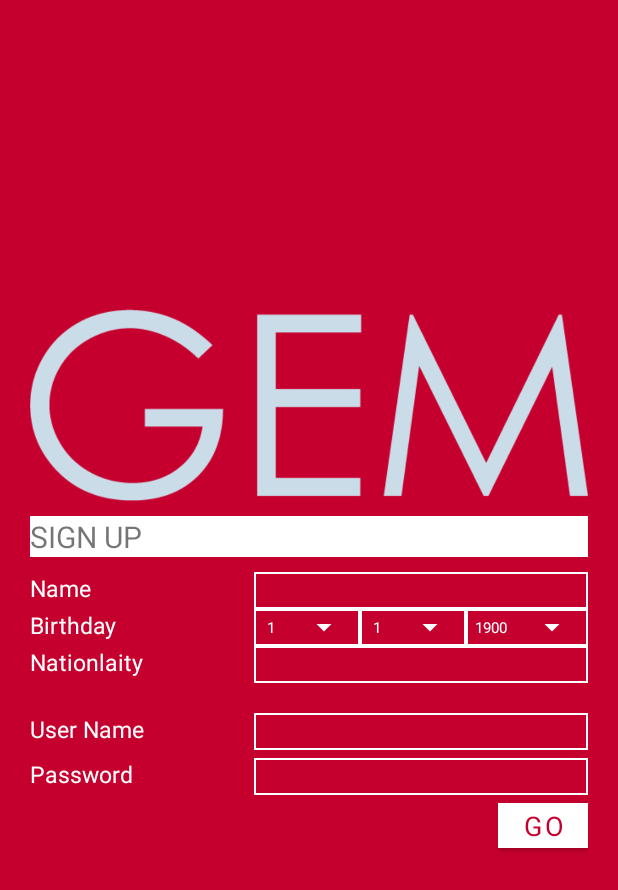
After one commit to a7md3bdelfatta7/GEM, an Android app: the RegisterationActivity screen opened directly, with no data from a screen before it, on a phone screen of 412 x 824 dp. The commit adds this screen. Shown: the top 890 px of the screen. Run offline under Robolectric (Android 15) with nearby library versions, the phone set to English and light mode, and no system bars; 1 statement that could not run was skipped.

Commit message:
sign in and sign up activities

```diff
--- a/app/src/main/java/brainwaves/gem/ChooseLangActivity.java
+++ b/app/src/main/java/brainwaves/gem/ChooseLangActivity.java
@@ -1,6 +1,7 @@
 package brainwaves.gem;
 
 import android.content.Intent;
+import android.graphics.Typeface;
 import android.support.v7.app.AppCompatActivity;
 import android.os.Bundle;
 import android.view.View;
@@ -20,6 +21,7 @@ public class ChooseLangActivity extends AppCompatActivity implements AdapterView
                 WindowManager.LayoutParams.FLAG_FULLSCREEN);
 
         setContentView(R.layout.choose_lang);
+        Typeface custom_font = Typeface.createFromAsset(getAssets(),  "fonts/gothicb0_bold.ttf");
 
         Spinner spinner = (Spinner) findViewById(R.id.lang_spinner);
 
@@ -33,6 +35,8 @@ public class ChooseLangActivity extends AppCompatActivity implements AdapterView
         spinner.setOnItemSelectedListener(this);
 
         Button nextButton=(Button)findViewById(R.id.nextButton);
+        nextButton.setTypeface(custom_font);
+
         nextButton.setOnClickListener(new View.OnClickListener() {
             @Override
             public void onClick(View view) {
--- /dev/null
+++ b/app/src/main/java/brainwaves/gem/RegisterationActivity.java
@@ -0,0 +1,67 @@
+package brainwaves.gem;
+
+import android.graphics.Typeface;
+import java.util.Calendar;
+import android.os.Build;
+import android.support.annotation.RequiresApi;
+import android.support.v7.app.AppCompatActivity;
+import android.os.Bundle;
+import android.view.View;
+import android.view.WindowManager;
+import android.widget.AdapterView;
+import android.widget.ArrayAdapter;
+import android.widget.Button;
+import android.widget.Spinner;
+
+import java.util.ArrayList;
+
+public class RegisterationActivity extends AppCompatActivity {
+
+    @RequiresApi(api = Build.VERSION_CODES.N)
+    @Override
+    protected void onCreate(Bundle savedInstanceState) {
+        super.onCreate(savedInstanceState);
+        getWindow().setFlags(WindowManager.LayoutParams.FLAG_FULLSCREEN,
+                WindowManager.LayoutParams.FLAG_FULLSCREEN);
+        setContentView(R.layout.activity_registeration);
+
+        Typeface custom_font = Typeface.createFromAsset(getAssets(),  "fonts/gothicb0_bold.ttf");
+
+        Button signUpButton=(Button)findViewById(R.id.signup_button);
+        signUpButton.setTypeface(custom_font);
+
+        ArrayList<String> years = new ArrayList<String>();
+        int thisYear = Calendar.getInstance().get(Calendar.YEAR);
+        for (int i = 1900; i <= thisYear; i++) {
+            years.add(Integer.toString(i));
+        }
+        ArrayAdapter<String> adapter = new ArrayAdapter<String>(this, R.layout.spinner_item, years);
+        Spinner spinYear = (Spinner)findViewById(R.id.year_spinner);
+        spinYear.setAdapter(adapter);
+
+        ArrayList<String> months = new ArrayList<String>();
+        for (int i = 1; i <= 12; i++) {
+            months.add(Integer.toString(i));
+        }
+        ArrayAdapter<String> monthsAdapter = new ArrayAdapter<String>(this, R.layout.spinner_item, months);
+        Spinner monthSpinner = (Spinner)findViewById(R.id.month_spinner);
+        monthSpinner.setAdapter(monthsAdapter);
+
+        ArrayList<String> days = new ArrayList<String>();
+        for (int i = 1; i <= 31; i++) {
+            days.add(Integer.toString(i));
+        }
+        ArrayAdapter<String> daysAdapter = new ArrayAdapter<String>(this, R.layout.spinner_item, days);
+        Spinner daySpinner = (Spinner)findViewById(R.id.day_spinner);
+        daySpinner.setAdapter(daysAdapter);
+
+
+
+
+
+
+
+    }
+
+
+}
--- /dev/null
+++ b/app/src/main/res/drawable/edittext_bg.xml
@@ -0,0 +1,13 @@
+<?xml version="1.0" encoding="utf-8"?>
+<layer-list xmlns:android="http://schemas.android.com/apk/res/android">
+    <item>
+        <shape android:shape="rectangle">
+            <!-- Draw a 2dp width border around shape -->
+            <stroke
+                android:color="@android:color/white"
+                android:width="1dp"
+                />
+        </shape>
+    </item>
+
+</layer-list>
--- /dev/null
+++ b/app/src/main/res/layout/activity_registeration.xml
@@ -0,0 +1,321 @@
+<?xml version="1.0" encoding="utf-8"?>
+<LinearLayout xmlns:android="http://schemas.android.com/apk/res/android"
+    xmlns:tools="http://schemas.android.com/tools"
+    xmlns:app="http://schemas.android.com/apk/res-auto"
+    android:id="@+id/activity_login"
+    android:layout_width="match_parent"
+    android:layout_height="match_parent"
+    android:background="@color/defaultColor"
+    android:paddingBottom="@dimen/activity_vertical_margin"
+    android:paddingLeft="@dimen/choose_lang_activity_horizontal_margin"
+    android:paddingRight="@dimen/choose_lang_activity_horizontal_margin"
+    android:paddingTop="@dimen/activity_vertical_margin"
+    android:orientation="vertical"
+    tools:context="brainwaves.gem.LoginActivity"
+    android:gravity="center">
+
+
+    <ImageView
+        android:layout_width="match_parent"
+        android:layout_height="wrap_content"
+        android:src="@drawable/gem_word"
+        android:padding="0dp"
+        android:scaleType="fitEnd"
+        android:layout_marginTop="-150dp"
+        android:layout_marginBottom="10dp"
+
+        />
+
+    <TextView
+        android:text="@string/signup"
+        android:layout_width="match_parent"
+        android:layout_height="wrap_content"
+        android:background="@android:color/white"
+        android:textSize="20sp"
+        android:layout_marginBottom="10dp"
+        />
+
+    <LinearLayout
+        android:layout_width="match_parent"
+        android:layout_height="wrap_content"
+        android:orientation="horizontal"
+        >
+        <LinearLayout
+            android:layout_width="match_parent"
+            android:layout_height="wrap_content"
+            android:layout_weight="1.5"
+            android:orientation="vertical"
+            >
+            <TextView
+                android:text="@string/name"
+                android:layout_width="wrap_content"
+                android:layout_height="wrap_content"
+                android:textSize="15sp"
+                android:textColor="@android:color/white"
+                />
+        </LinearLayout>
+
+        <LinearLayout
+            android:layout_width="match_parent"
+            android:layout_height="wrap_content"
+            android:layout_weight="1"
+            android:orientation="vertical"
+            >
+            <EditText
+                android:layout_width="match_parent"
+                android:layout_height="wrap_content"
+                android:inputType="textPersonName"
+                android:ems="10"
+                android:id="@+id/name_edittext"
+                android:background="@drawable/edittext_bg"
+                android:textColor="@android:color/white"
+
+                />
+        </LinearLayout>
+
+    </LinearLayout>
+
+    <LinearLayout
+        android:layout_width="match_parent"
+        android:layout_height="wrap_content"
+        android:orientation="horizontal"
+        >
+        <LinearLayout
+            android:layout_width="match_parent"
+            android:layout_height="wrap_content"
+            android:layout_weight="1.5"
+            android:orientation="vertical"
+            >
+            <TextView
+                android:text="@string/birthday"
+                android:layout_width="wrap_content"
+                android:layout_height="wrap_content"
+                android:textSize="15sp"
+                android:textColor="@android:color/white"
+                />
+        </LinearLayout>
+
+        <LinearLayout
+            android:layout_width="match_parent"
+            android:layout_height="wrap_content"
+            android:layout_weight="1"
+            android:orientation="vertical"
+            >
+            <LinearLayout
+                android:layout_width="match_parent"
+                android:layout_height="wrap_content"
+                android:orientation="horizontal"
+                >
+
+                <LinearLayout
+                    android:layout_width="wrap_content"
+                    android:layout_height="wrap_content"
+                    android:background="@drawable/edittext_bg"
+                    android:layout_weight="1"
+                    >
+                    <Spinner
+                        android:id="@+id/day_spinner"
+                        android:layout_width="match_parent"
+                        android:layout_height="wrap_content"
+                        android:paddingTop="5dip"
+                        android:paddingBottom="5dip"
+                        android:backgroundTint="@android:color/white"
+                        android:dropDownWidth="50dp"
+                        android:spinnerMode="dropdown"
+                        android:popupBackground="@color/defaultColor"
+                        android:textAlignment="center"
+
+                        />
+                </LinearLayout>
+
+                <LinearLayout
+                    android:layout_width="wrap_content"
+                    android:layout_height="wrap_content"
+                    android:background="@drawable/edittext_bg"
+                    android:layout_weight="1"
+                    >
+                    <Spinner
+                        android:id="@+id/month_spinner"
+                        android:layout_width="match_parent"
+                        android:layout_height="wrap_content"
+                        android:paddingTop="5dip"
+                        android:paddingBottom="5dip"
+                        android:backgroundTint="@android:color/white"
+                        android:dropDownWidth="50dp"
+                        android:spinnerMode="dropdown"
+                        android:popupBackground="@color/defaultColor"
+                        android:textAlignment="center"
+
+
+                        />
+                </LinearLayout>
+
+                <LinearLayout
+                    android:layout_width="wrap_content"
+                    android:layout_height="wrap_content"
+                    android:background="@drawable/edittext_bg"
+                    android:layout_weight="1"
+                    >
+                    <Spinner
+                        android:id="@+id/year_spinner"
+                        android:layout_width="match_parent"
+                        android:layout_height="wrap_content"
+                        android:paddingTop="5dip"
+                        android:paddingBottom="5dip"
+                        android:backgroundTint="@android:color/white"
+                        android:dropDownWidth="70dp"
+                        android:spinnerMode="dropdown"
+                        android:popupBackground="@color/defaultColor"
+                        android:textAlignment="center"
+
+                        />
+                </LinearLayout>
+
+
+            </LinearLayout>
+
+        </LinearLayout>
+
+    </LinearLayout>
+
+    <LinearLayout
+        android:layout_width="match_parent"
+        android:layout_height="wrap_content"
+        android:orientation="horizontal"
+        >
+        <LinearLayout
+            android:layout_width="match_parent"
+            android:layout_height="wrap_content"
+            android:layout_weight="1.5"
+            android:orientation="vertical"
+            >
+            <TextView
+                android:text="@string/nationality"
+                android:layout_width="wrap_content"
+                android:layout_height="wrap_content"
+                android:textSize="15sp"
+                android:textColor="@android:color/white"
+                />
+        </LinearLayout>
+
+        <LinearLayout
+            android:layout_width="match_parent"
+            android:layout_height="wrap_content"
+            android:layout_weight="1"
+            android:orientation="vertical"
+            >
+            <EditText
+                android:layout_width="match_parent"
+                android:layout_height="wrap_content"
+                android:inputType="textPersonName"
+                android:ems="10"
+                android:id="@+id/nationality_edittext"
+                android:background="@drawable/edittext_bg"
+                android:textColor="@android:color/white"
+                />
+        </LinearLayout>
+
+    </LinearLayout>
+
+
+
+
+    <LinearLayout
+        android:layout_width="match_parent"
+        android:layout_height="wrap_content"
+        android:orientation="horizontal"
+        android:layout_marginTop="20dp"
+        >
+        <LinearLayout
+            android:layout_width="match_parent"
+            android:layout_height="wrap_content"
+            android:layout_weight="1.5"
+            android:orientation="vertical"
+            >
+            <TextView
+                android:text="@string/username"
+                android:layout_width="wrap_content"
+                android:layout_height="wrap_content"
+                android:textSize="15sp"
+                android:textColor="@android:color/white"
+                />
+        </LinearLayout>
+
+        <LinearLayout
+            android:layout_width="match_parent"
+            android:layout_height="wrap_content"
+            android:layout_weight="1"
+            android:orientation="vertical"
+            >
+            <EditText
+                android:layout_width="match_parent"
+                android:layout_height="wrap_content"
+                android:inputType="textPersonName"
+                android:ems="10"
+                android:id="@+id/username_edittext"
+                android:background="@drawable/edittext_bg"
+                android:textColor="@android:color/white"
+                />
+        </LinearLayout>
+
+    </LinearLayout>
+
+    <LinearLayout
+        android:layout_width="match_parent"
+        android:layout_height="wrap_content"
+        android:orientation="horizontal"
+        android:layout_marginTop="5dp"
+        >
+        <LinearLayout
+            android:layout_width="match_parent"
+            android:layout_height="wrap_content"
+            android:layout_weight="1.5"
+            android:orientation="vertical"
+            >
+            <TextView
+                android:text="@string/Password"
+                android:layout_width="wrap_content"
+                android:layout_height="wrap_content"
+                android:textSize="15sp"
+                android:textColor="@android:color/white"
+                />
+        </LinearLayout>
+
+        <LinearLayout
+            android:layout_width="match_parent"
+            android:layout_height="wrap_content"
+            android:layout_weight="1"
+            android:orientation="vertical">
+            <EditText
+                android:layout_width="match_parent"
+                android:layout_height="wrap_content"
+                android:inputType="textPassword"
+                android:ems="10"
+                android:id="@+id/password_edittext"
+                android:background="@drawable/edittext_bg"
+                android:textColor="@android:color/white"
+                />
+        </LinearLayout>
+
+    </LinearLayout>
+
+
+
+    <Button
+        android:text="@string/go"
+        android:layout_width="60dp"
+        android:maxWidth="10dp"
+        android:layout_height="30dp"
+        android:id="@+id/signup_button"
+        android:background="@android:color/white"
+        android:textColor="@color/defaultColor"
+        android:textSize="18sp"
+        android:letterSpacing="0.1"
+        android:layout_gravity="end"
+        android:layout_marginTop="5dp"
+        />
+
+
+
+
+</LinearLayout>
--- a/app/src/main/res/layout/choose_lang.xml
+++ b/app/src/main/res/layout/choose_lang.xml
@@ -48,8 +48,8 @@
             android:id="@+id/nextButton"
             android:background="@android:color/white"
             android:textColor="@color/defaultColor"
-            android:textSize="15sp"
-            android:letterSpacing="0.2"
+            android:textSize="18sp"
+            android:letterSpacing="0.1"
             android:layout_marginTop="10dp"
             android:layout_gravity="end"
             />
--- /dev/null
+++ b/app/src/main/res/layout/spinner_item.xml
@@ -0,0 +1,10 @@
+<?xml version="1.0" encoding="utf-8"?>
+
+<TextView
+    xmlns:android="http://schemas.android.com/apk/res/android"
+    android:layout_width="match_parent"
+    android:layout_height="wrap_content"
+    android:textSize="10sp"
+    android:gravity="center"
+    android:textColor="@android:color/white"
+    />
--- a/app/src/main/res/values/colors.xml
+++ b/app/src/main/res/values/colors.xml
@@ -1,6 +1,6 @@
 <?xml version="1.0" encoding="utf-8"?>
 <resources>
-    <color name="colorPrimary">#FF1E1E</color>
+    <color name="colorPrimary">#c5002e</color>
     <color name="colorPrimaryDark">#303F9F</color>
     <color name="colorAccent">#FF4081</color>
 
@@ -12,6 +12,6 @@
 
     <!-- Application themes colos -->
 
-    <color name="defaultColor">#FF1E1E</color>
+    <color name="defaultColor">#c5002e</color>
 
 </resources>
--- a/app/src/main/res/values/dimens.xml
+++ b/app/src/main/res/values/dimens.xml
@@ -7,5 +7,5 @@
     <dimen name="activity_vertical_margin">16dp</dimen>
     <dimen name="fab_margin">16dp</dimen>
 
-    <dimen name="choose_lang_activity_horizontal_margin">50dp</dimen>
+    <dimen name="choose_lang_activity_horizontal_margin">20dp</dimen>
 </resources>
```
Also changed, not shown: app/src/main/AndroidManifest.xml (+15 -4 lines), app/src/main/java/brainwaves/gem/ChooseUserType.java (+29 -0 lines), app/src/main/java/brainwaves/gem/LoginActivity.java (added, +35 -0 lines), app/src/main/res/layout/activity_choose_user_type.xml (+15 -7 lines), app/src/main/res/layout/activity_login.xml (added, +164 -0 lines), app/src/main/res/values/strings.xml (+51 -1 lines), app/src/main/assets/fonts/century_gothic_regular.ttf (added), app/src/main/assets/fonts/gothicb0_bold.TTF (added).
